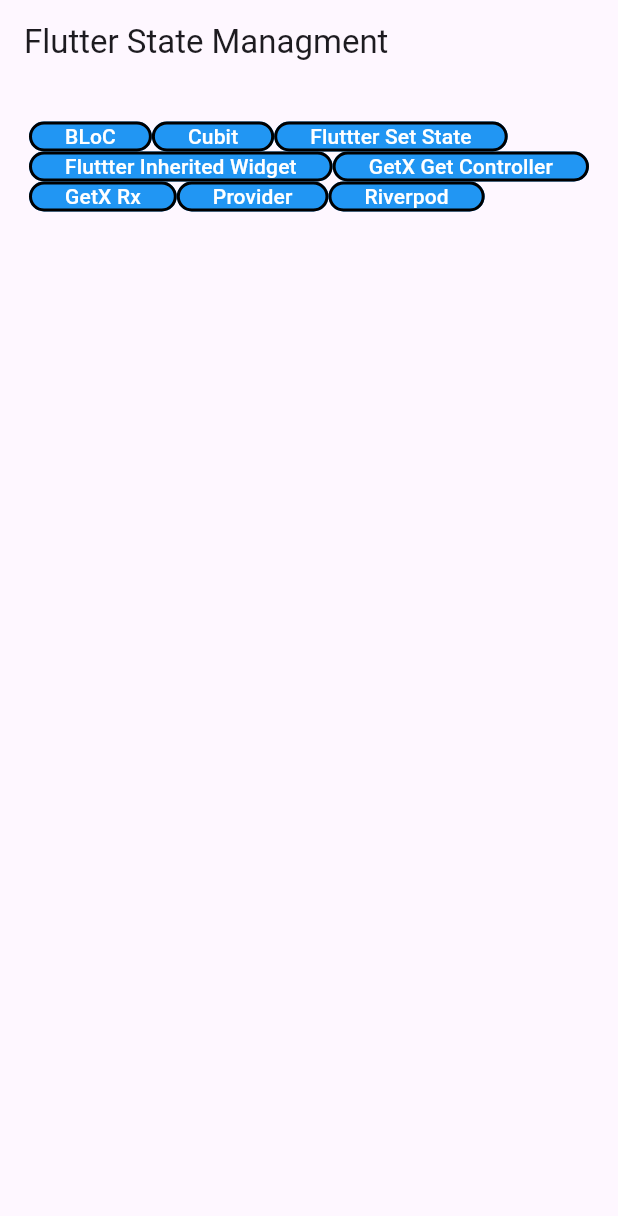
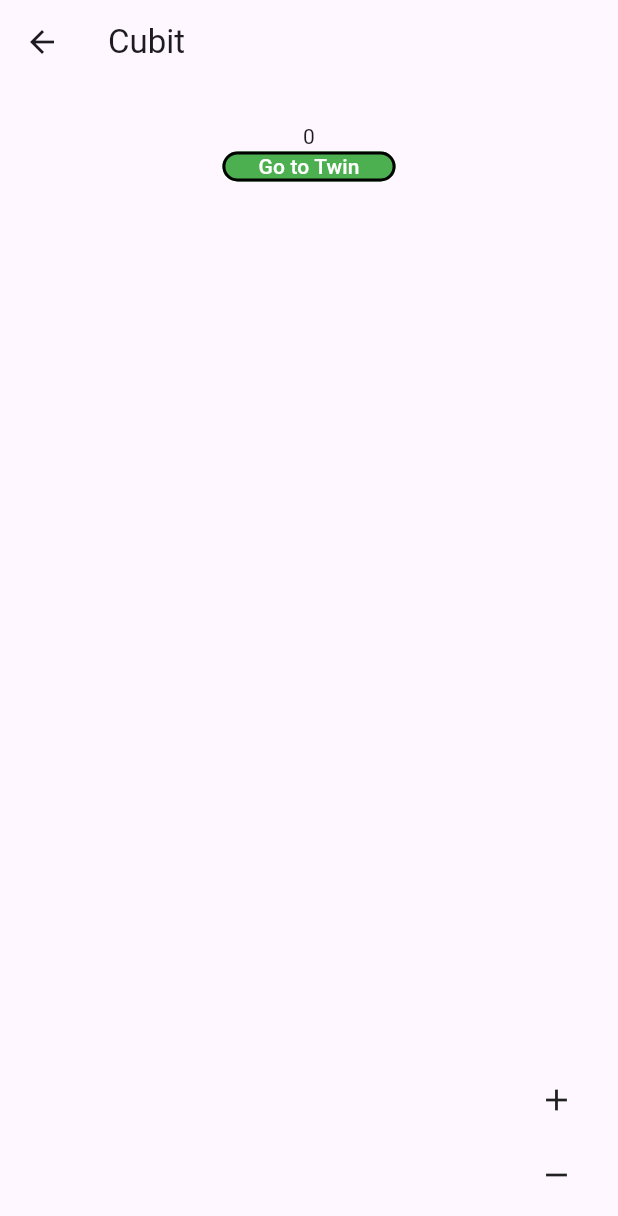
Before and after one commit to aleax888/flutter_state_managment, a Flutter app: the screen it shows after launch, after a tap on "Cubit", on a phone screen of 412 x 824 dp. Shown: the top 1216 px of the screen. Run offline on Flutter 3.47's test engine with Material 3 defaults, Android fonts, the phone set to English and light mode, and no system bars; our stand-ins replace bloc, flutter_bloc.

Commit message:
feat(cubit): create cubit sample

```diff
--- /dev/null
+++ b/lib/cubit/counter_cubit.dart
@@ -0,0 +1,27 @@
+// BLoC
+import 'package:bloc/bloc.dart';
+import 'package:meta/meta.dart';
+
+// BLoC parts
+part 'counter_state.dart';
+
+class CounterCubit extends Cubit<CounterState> {
+  CounterCubit() : super(CounterInitial());
+
+  late int _counter;
+
+  void counterStarted() {
+    _counter = 0;
+    emit(CounterLoadSuccess(counter: _counter));
+  }
+
+  void increment() {
+    _counter++;
+    emit(CounterLoadSuccess(counter: _counter));
+  }
+
+  void decrement() {
+    _counter--;
+    emit(CounterLoadSuccess(counter: _counter - 1));
+  }
+}
--- /dev/null
+++ b/lib/cubit/counter_state.dart
@@ -0,0 +1,15 @@
+part of 'counter_cubit.dart';
+
+@immutable
+sealed class CounterState {}
+
+final class CounterInitial extends CounterState {}
+
+final class CounterLoadInProgress extends CounterState {}
+
+final class CounterLoadSuccess extends CounterState {
+  final int counter;
+  CounterLoadSuccess({required this.counter});
+}
+
+final class CounterLoadFailure extends CounterState {}
--- /dev/null
+++ b/lib/cubit/pages/cubit_page.dart
@@ -0,0 +1,44 @@
+// flutter
+import 'package:flutter/material.dart';
+
+// BLoC
+import 'package:flutter_bloc/flutter_bloc.dart';
+import 'package:flutter_state_managment/cubit/counter_cubit.dart';
+
+// components
+import 'package:flutter_state_managment/components/sample_page.dart';
+import 'package:flutter_state_managment/cubit/pages/cubit_twin_page.dart';
+
+class CubitPage extends StatelessWidget {
+  const CubitPage({super.key});
+
+  @override
+  Widget build(BuildContext context) {
+    return SamplePage(
+      title: "Cubit",
+      counter: BlocBuilder<CounterCubit, CounterState>(
+        builder: (context, state) {
+          if (state is CounterLoadSuccess) {
+            return Text(state.counter.toString());
+          } else if (state is CounterLoadInProgress) {
+            return Center(child: CircularProgressIndicator());
+          } else {
+            return Container();
+          }
+        },
+      ),
+      goToTwinPage: () {
+        final bloc = BlocProvider.of<CounterCubit>(context);
+        Navigator.push(
+          context,
+          MaterialPageRoute(
+            builder: (context) =>
+                BlocProvider.value(value: bloc, child: CubitTwinPage()),
+          ),
+        );
+      },
+      increment: () => BlocProvider.of<CounterCubit>(context).increment(),
+      decrement: () => BlocProvider.of<CounterCubit>(context).decrement(),
+    );
+  }
+}
--- a/lib/home/home_page.dart
+++ b/lib/home/home_page.dart
@@ -4,6 +4,7 @@ import 'package:flutter/material.dart';
 // BLoC
 import 'package:flutter_bloc/flutter_bloc.dart';
 import 'package:flutter_state_managment/bloc/counter_bloc/counter_bloc.dart';
+import 'package:flutter_state_managment/cubit/counter_cubit.dart';
 
 //components
 import 'package:flutter_state_managment/components/custom_page.dart';
@@ -11,6 +12,7 @@ import 'package:flutter_state_managment/components/custom_button.dart';
 
 // pages
 import 'package:flutter_state_managment/bloc/pages/bloc_page.dart';
+import 'package:flutter_state_managment/cubit/pages/cubit_page.dart';
 
 class HomePage extends StatelessWidget {
   const HomePage({super.key});
@@ -22,6 +24,7 @@ class HomePage extends StatelessWidget {
       children: [
         Wrap(
           children: [
+            // BLoC
             CustomButton(
               label: 'BLoC',
               color: Colors.blue,
@@ -37,7 +40,23 @@ class HomePage extends StatelessWidget {
                 );
               },
             ),
-            CustomButton(label: 'Cubit', color: Colors.blue, onPressed: () {}),
+
+            // Cubit
+            CustomButton(
+              label: 'Cubit',
+              color: Colors.blue,
+              onPressed: () {
+                Navigator.push(
+                  context,
+                  MaterialPageRoute(
+                    builder: (context) => BlocProvider(
+                      create: (context) => CounterCubit()..counterStarted(),
+                      child: CubitPage(),
+                    ),
+                  ),
+                );
+              },
+            ),
             CustomButton(
               label: 'Fluttter Set State',
               color: Colors.blue,
```
Also changed, not shown: lib/cubit/pages/cubit_twin_page.dart (added, +33 -0 lines).
